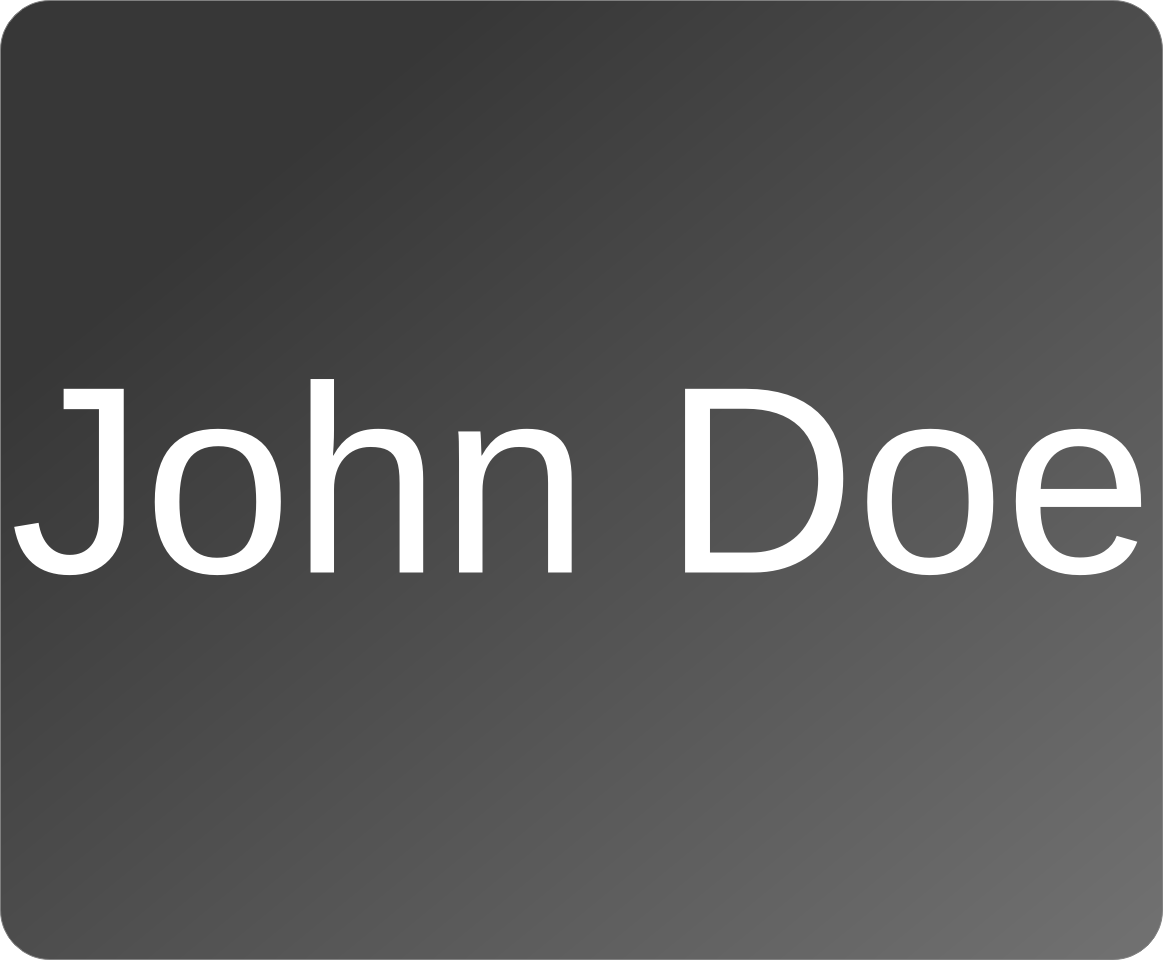
realXtend/tundra, file RexLogicModule/EntityComponent/HoveringNameWidget.ui: the form before one commit.
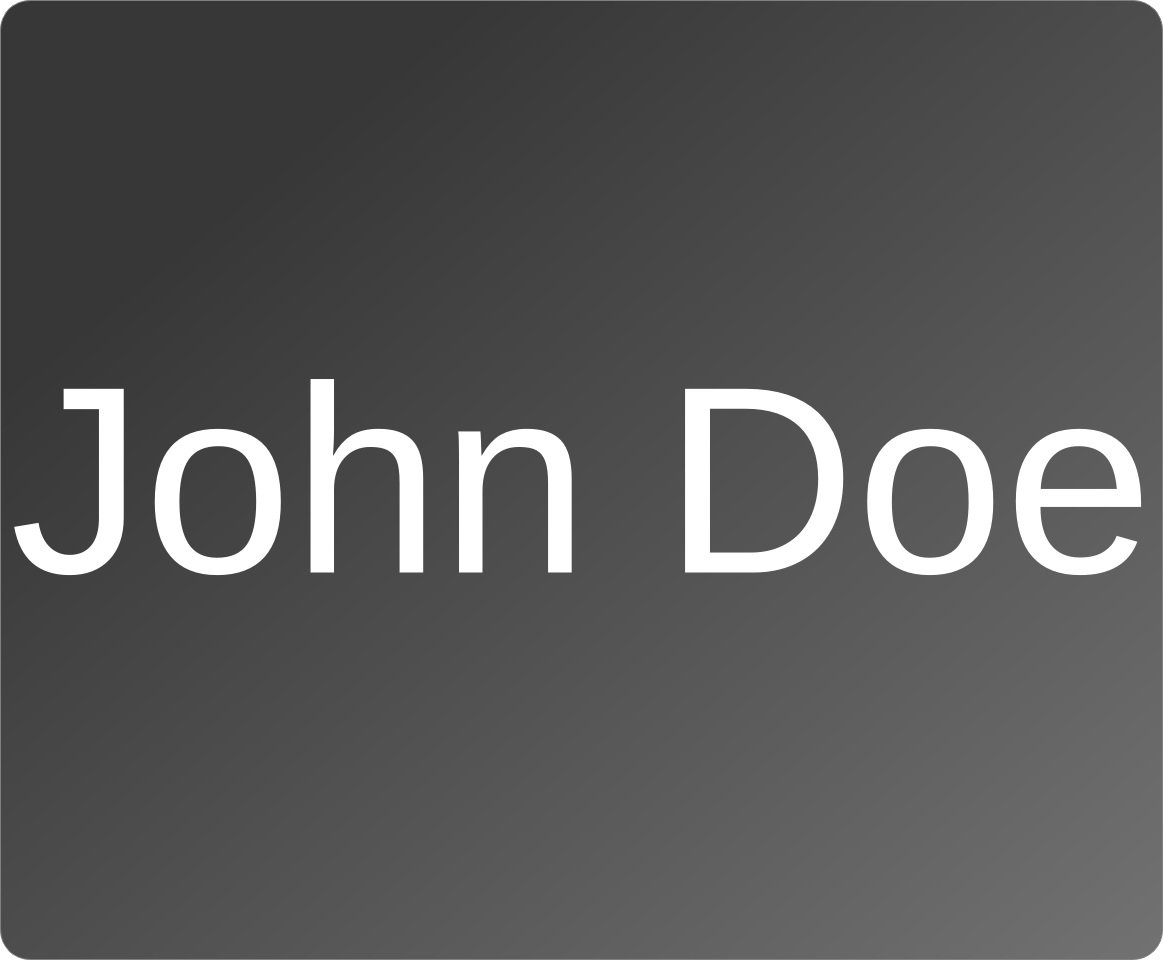
The form after the commit.

Commit message: Hovering makes the buttons/name visible when far, minor bug fixes, the name label has now less padding

What changed in the file:
```diff
--- a/RexLogicModule/EntityComponent/HoveringNameWidget.ui
+++ b/RexLogicModule/EntityComponent/HoveringNameWidget.ui
@@ -23,16 +23,9 @@
 	
 	background-color: qlineargradient(spread:pad, x1:0, y1:0, x2:1, y2:1, stop:0.204545 rgba(0, 0, 0, 200), stop:1 rgba(75, 75, 75, 200));
 	border: 1px solid grey;
-	border-radius: 50px;
+	border-radius: 30px;
 }
 
-QPushButton {
-	
-	color: rgb(255, 255, 255);
-	border: 1px solid grey;
-	border-radius: 20px;
-	background-color: qlineargradient(spread:pad, x1:0, y1:0, x2:1, y2:1, stop:0.204545 rgba(0, 0, 0, 50), stop:1 rgba(75, 75, 75, 50));
-}
 
 QLabel {
 	color: rgba(255,255,255,255);
```
The commit also changes 8 other files.
